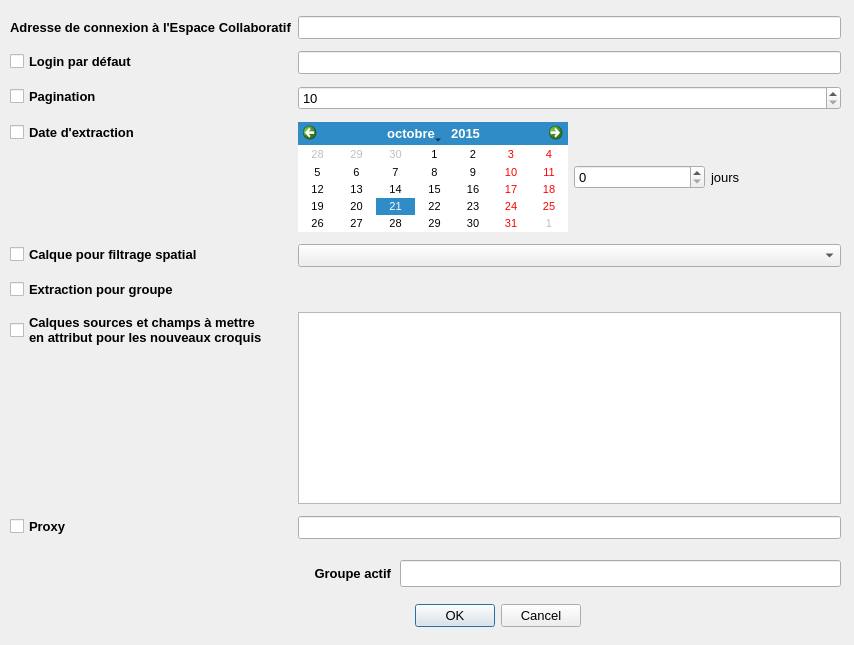
The window that FormConfigurerRipart_base.ui (IGNF/espace-collaboratif-qgis-plugin) describes before a commit, drawn with Qt 5.
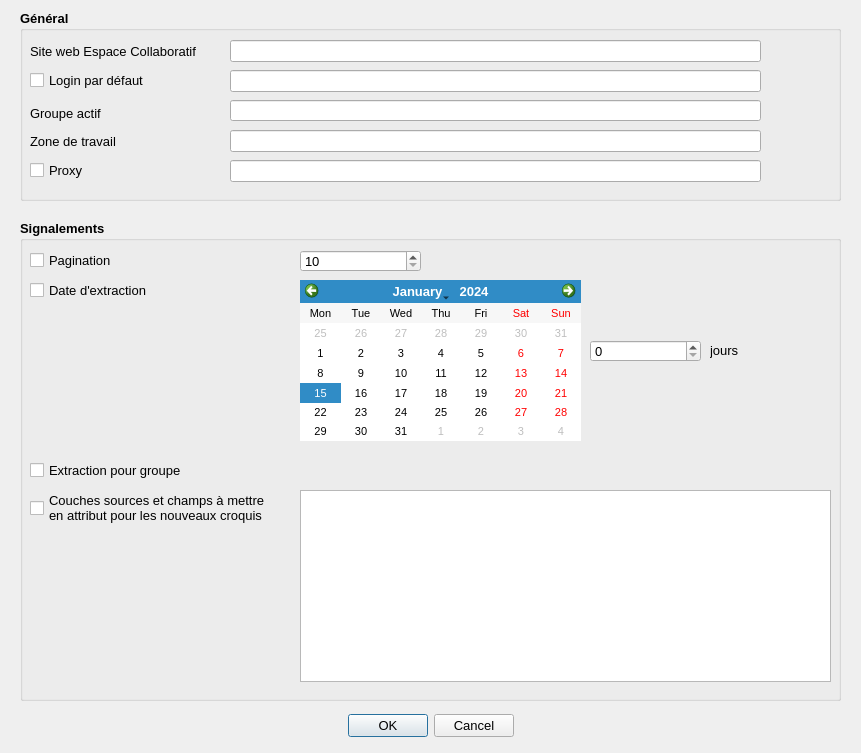
The same window after the commit. Icons and pictures are not drawn.

Commit message: Mise à jour de la boîte de configuration du plugin

Diff of the .ui file:
```diff
--- a/FormConfigurerRipart_base.ui
+++ b/FormConfigurerRipart_base.ui
@@ -6,10 +6,16 @@
    <rect>
     <x>0</x>
     <y>0</y>
-    <width>854</width>
-    <height>645</height>
+    <width>861</width>
+    <height>753</height>
    </rect>
   </property>
+  <property name="sizePolicy">
+   <sizepolicy hsizetype="Preferred" vsizetype="Preferred">
+    <horstretch>0</horstretch>
+    <verstretch>0</verstretch>
+   </sizepolicy>
+  </property>
   <property name="font">
    <font>
     <pointsize>10</pointsize>
@@ -28,9 +34,9 @@
   <widget class="QDialogButtonBox" name="buttonBox">
    <property name="geometry">
     <rect>
-     <x>380</x>
-     <y>600</y>
-     <width>201</width>
+     <x>0</x>
+     <y>710</y>
+     <width>861</width>
      <height>32</height>
     </rect>
    </property>
@@ -40,22 +46,19 @@
    <property name="standardButtons">
     <set>QDialogButtonBox::Cancel|QDialogButtonBox::Ok</set>
    </property>
+   <property name="centerButtons">
+    <bool>true</bool>
+   </property>
   </widget>
-  <widget class="QWidget" name="formLayoutWidget">
+  <widget class="QGroupBox" name="groupBox">
    <property name="geometry">
     <rect>
-     <x>10</x>
+     <x>20</x>
      <y>10</y>
-     <width>831</width>
-     <height>541</height>
+     <width>821</width>
+     <height>191</height>
     </rect>
    </property>
-   <layout class="QFormLayout" name="formLayout_2">
-    <property name="fieldGrowthPolicy">
-     <enum>QFormLayout::AllNonFixedFieldsGrow</enum>
-    </property>
-    <item row="0" column="0">
-     <widget class="QLabel" name="lblUrl">
       <property name="font">
        <font>
         <pointsize>10</pointsize>
@@ -63,13 +66,18 @@
         <bold>true</bold>
        </font>
       </property>
-      <property name="text">
-       <string>Adresse de connexion à l'Espace Collaboratif</string>
-      </property>
-     </widget>
-    </item>
-    <item row="0" column="1">
+   <property name="title">
+    <string>Général</string>
+   </property>
      <widget class="QLineEdit" name="lineEditUrl">
+    <property name="geometry">
+     <rect>
+      <x>210</x>
+      <y>30</y>
+      <width>531</width>
+      <height>22</height>
+     </rect>
+    </property>
       <property name="minimumSize">
        <size>
         <width>2</width>
@@ -79,15 +87,60 @@
       <property name="font">
        <font>
         <pointsize>10</pointsize>
+      <weight>50</weight>
+      <bold>false</bold>
        </font>
       </property>
       <property name="frame">
        <bool>true</bool>
       </property>
      </widget>
-    </item>
-    <item row="1" column="0">
+   <widget class="QLabel" name="lblUrl">
+    <property name="geometry">
+     <rect>
+      <x>10</x>
+      <y>30</y>
+      <width>191</width>
+      <height>22</height>
+     </rect>
+    </property>
+    <property name="font">
+     <font>
+      <pointsize>10</pointsize>
+      <weight>50</weight>
+      <bold>false</bold>
+     </font>
+    </property>
+    <property name="text">
+     <string>Site web Espace Collaboratif</string>
+    </property>
+   </widget>
+   <widget class="QLineEdit" name="lineEditLogin">
+    <property name="geometry">
+     <rect>
+      <x>210</x>
+      <y>60</y>
+      <width>531</width>
+      <height>22</height>
+     </rect>
+    </property>
+    <property name="font">
+     <font>
+      <pointsize>10</pointsize>
+      <weight>50</weight>
+      <bold>false</bold>
+     </font>
+    </property>
+   </widget>
      <widget class="QCheckBox" name="checkBoxLogin">
+    <property name="geometry">
+     <rect>
+      <x>10</x>
+      <y>60</y>
+      <width>130</width>
+      <height>20</height>
+     </rect>
+    </property>
       <property name="sizePolicy">
        <sizepolicy hsizetype="Maximum" vsizetype="Fixed">
         <horstretch>0</horstretch>
@@ -102,8 +155,9 @@
       </property>
       <property name="font">
        <font>
-        <weight>75</weight>
-        <bold>true</bold>
+      <pointsize>10</pointsize>
+      <weight>50</weight>
+      <bold>false</bold>
        </font>
       </property>
       <property name="layoutDirection">
@@ -116,31 +170,207 @@
        <string>Login par défaut</string>
       </property>
      </widget>
-    </item>
-    <item row="1" column="1">
-     <widget class="QLineEdit" name="lineEditLogin">
+   <widget class="QLineEdit" name="lineEditGroupeActif">
+    <property name="enabled">
+     <bool>true</bool>
+    </property>
+    <property name="geometry">
+     <rect>
+      <x>210</x>
+      <y>90</y>
+      <width>531</width>
+      <height>21</height>
+     </rect>
+    </property>
+    <property name="minimumSize">
+     <size>
+      <width>2</width>
+      <height>0</height>
+     </size>
+    </property>
       <property name="font">
        <font>
         <pointsize>10</pointsize>
-       </font>
-      </property>
-     </widget>
-    </item>
-    <item row="2" column="0">
-     <widget class="QCheckBox" name="checkBoxPagination">
+      <weight>50</weight>
+      <bold>false</bold>
+     </font>
+    </property>
+    <property name="frame">
+     <bool>true</bool>
+    </property>
+    <property name="readOnly">
+     <bool>true</bool>
+    </property>
+   </widget>
+   <widget class="QLabel" name="lblGroupeActif">
+    <property name="geometry">
+     <rect>
+      <x>10</x>
+      <y>90</y>
+      <width>121</width>
+      <height>27</height>
+     </rect>
+    </property>
       <property name="font">
        <font>
+      <pointsize>10</pointsize>
+      <weight>50</weight>
+      <bold>false</bold>
+     </font>
+    </property>
+    <property name="text">
+     <string>Groupe actif</string>
+    </property>
+   </widget>
+   <widget class="QLineEdit" name="lineEditWorkArea">
+    <property name="geometry">
+     <rect>
+      <x>210</x>
+      <y>120</y>
+      <width>531</width>
+      <height>22</height>
+     </rect>
+    </property>
+    <property name="minimumSize">
+     <size>
+      <width>2</width>
+      <height>0</height>
+     </size>
+    </property>
+    <property name="font">
+     <font>
+      <pointsize>10</pointsize>
+      <weight>50</weight>
+      <bold>false</bold>
+     </font>
+    </property>
+    <property name="frame">
+     <bool>true</bool>
+    </property>
+    <property name="readOnly">
+     <bool>true</bool>
+    </property>
+   </widget>
+   <widget class="QLabel" name="lblWorkArea">
+    <property name="geometry">
+     <rect>
+      <x>10</x>
+      <y>120</y>
+      <width>97</width>
+      <height>22</height>
+     </rect>
+    </property>
+    <property name="font">
+     <font>
+      <pointsize>10</pointsize>
+      <weight>50</weight>
+      <bold>false</bold>
+     </font>
+    </property>
+    <property name="text">
+     <string>Zone de travail</string>
+    </property>
+   </widget>
+   <widget class="QLineEdit" name="lineEditProxy">
+    <property name="geometry">
+     <rect>
+      <x>210</x>
+      <y>150</y>
+      <width>531</width>
+      <height>22</height>
+     </rect>
+    </property>
+    <property name="minimumSize">
+     <size>
+      <width>2</width>
+      <height>0</height>
+     </size>
+    </property>
+    <property name="font">
+     <font>
+      <pointsize>10</pointsize>
+      <weight>50</weight>
+      <bold>false</bold>
+     </font>
+    </property>
+    <property name="frame">
+     <bool>true</bool>
+    </property>
+   </widget>
+  </widget>
+  <widget class="QCheckBox" name="checkBoxProxy">
+   <property name="geometry">
+    <rect>
+     <x>30</x>
+     <y>160</y>
+     <width>60</width>
+     <height>20</height>
+    </rect>
+   </property>
+   <property name="sizePolicy">
+    <sizepolicy hsizetype="Maximum" vsizetype="Fixed">
+     <horstretch>0</horstretch>
+     <verstretch>0</verstretch>
+    </sizepolicy>
+   </property>
+   <property name="minimumSize">
+    <size>
+     <width>0</width>
+     <height>0</height>
+    </size>
+   </property>
+   <property name="font">
+    <font>
+     <pointsize>10</pointsize>
+     <weight>50</weight>
+     <bold>false</bold>
+    </font>
+   </property>
+   <property name="layoutDirection">
+    <enum>Qt::LeftToRight</enum>
+   </property>
+   <property name="autoFillBackground">
+    <bool>false</bool>
+   </property>
+   <property name="text">
+    <string>Proxy</string>
+   </property>
+  </widget>
+  <widget class="QGroupBox" name="groupBox_2">
+   <property name="geometry">
+    <rect>
+     <x>20</x>
+     <y>220</y>
+     <width>821</width>
+     <height>481</height>
+    </rect>
+   </property>
+   <property name="font">
+    <font>
+     <pointsize>10</pointsize>
         <weight>75</weight>
         <bold>true</bold>
        </font>
       </property>
-      <property name="text">
-       <string>Pagination</string>
-      </property>
-     </widget>
-    </item>
-    <item row="2" column="1">
+   <property name="title">
+    <string>Signalements</string>
+   </property>
      <widget class="QSpinBox" name="spinBoxPagination">
+    <property name="geometry">
+     <rect>
+      <x>280</x>
+      <y>30</y>
+      <width>121</width>
+      <height>22</height>
+     </rect>
+    </property>
+    <property name="font">
+     <font>
+      <pointsize>10</pointsize>
+      <weight>50</weight>
+      <bold>false</bold>
+     </font>
+    </property>
       <property name="minimum">
        <number>10</number>
       </property>
@@ -148,9 +378,35 @@
        <number>2147483647</number>
       </property>
      </widget>
-    </item>
-    <item row="4" column="0">
+   <widget class="QCheckBox" name="checkBoxPagination">
+    <property name="geometry">
+     <rect>
+      <x>10</x>
+      <y>30</y>
+      <width>91</width>
+      <height>20</height>
+     </rect>
+    </property>
+    <property name="font">
+     <font>
+      <pointsize>10</pointsize>
+      <weight>50</weight>
+      <bold>false</bold>
+     </font>
+    </property>
+    <property name="text">
+     <string>Pagination</string>
+    </property>
+   </widget>
      <widget class="QCheckBox" name="checkBoxDate">
+    <property name="geometry">
+     <rect>
+      <x>10</x>
+      <y>60</y>
+      <width>137</width>
+      <height>20</height>
+     </rect>
+    </property>
       <property name="sizePolicy">
        <sizepolicy hsizetype="Maximum" vsizetype="Fixed">
         <horstretch>0</horstretch>
@@ -165,8 +421,9 @@
       </property>
       <property name="font">
        <font>
-        <weight>75</weight>
-        <bold>true</bold>
+      <pointsize>10</pointsize>
+      <weight>50</weight>
+      <bold>false</bold>
        </font>
       </property>
       <property name="layoutDirection">
@@ -179,107 +436,15 @@
        <string>Date d'extraction</string>
       </property>
      </widget>
-    </item>
-    <item row="4" column="1">
-     <layout class="QHBoxLayout" name="horizontalLayout_2">
-      <item>
-       <widget class="QCalendarWidget" name="calendarWidget">
-        <property name="sizePolicy">
-         <sizepolicy hsizetype="Expanding" vsizetype="Expanding">
-          <horstretch>0</horstretch>
-          <verstretch>0</verstretch>
-         </sizepolicy>
-        </property>
-        <property name="maximumSize">
-         <size>
-          <width>270</width>
-          <height>110</height>
-         </size>
-        </property>
-        <property name="sizeIncrement">
-         <size>
-          <width>0</width>
-          <height>0</height>
-         </size>
-        </property>
-        <property name="font">
-         <font>
-          <pointsize>8</pointsize>
-         </font>
-        </property>
-        <property name="locale">
-         <locale language="French" country="France"/>
-        </property>
-        <property name="selectedDate">
-         <date>
-          <year>2015</year>
-          <month>10</month>
-          <day>21</day>
-         </date>
-        </property>
-        <property name="firstDayOfWeek">
-         <enum>Qt::Monday</enum>
-        </property>
-        <property name="gridVisible">
-         <bool>false</bool>
-        </property>
-        <property name="verticalHeaderFormat">
-         <enum>QCalendarWidget::NoVerticalHeader</enum>
-        </property>
-       </widget>
-      </item>
-      <item>
-       <widget class="QSpinBox" name="spinBox">
-        <property name="maximum">
-         <number>2147483647</number>
-        </property>
-       </widget>
-      </item>
-      <item>
-       <widget class="QLabel" name="label_2">
-        <property name="text">
-         <string>jours</string>
-        </property>
-       </widget>
-      </item>
-     </layout>
-    </item>
-    <item row="6" column="0">
-     <widget class="QCheckBox" name="checkBoxFiltre">
-      <property name="sizePolicy">
-       <sizepolicy hsizetype="Maximum" vsizetype="Fixed">
-        <horstretch>0</horstretch>
-        <verstretch>0</verstretch>
-       </sizepolicy>
-      </property>
-      <property name="minimumSize">
-       <size>
-        <width>0</width>
-        <height>0</height>
-       </size>
-      </property>
-      <property name="font">
-       <font>
-        <weight>75</weight>
-        <bold>true</bold>
-       </font>
-      </property>
-      <property name="layoutDirection">
-       <enum>Qt::LeftToRight</enum>
-      </property>
-      <property name="autoFillBackground">
-       <bool>false</bool>
-      </property>
-      <property name="text">
-       <string>Calque pour filtrage spatial</string>
-      </property>
-     </widget>
-    </item>
-    <item row="6" column="1">
-     <widget class="QComboBox" name="comboBoxFiltre"/>
-    </item>
-    <item row="7" column="0">
      <widget class="QCheckBox" name="checkBoxGroup">
+    <property name="geometry">
+     <rect>
+      <x>10</x>
+      <y>240</y>
+      <width>201</width>
+      <height>20</height>
+     </rect>
+    </property>
       <property name="sizePolicy">
        <sizepolicy hsizetype="Maximum" vsizetype="Fixed">
         <horstretch>0</horstretch>
@@ -294,8 +459,9 @@
       </property>
       <property name="font">
        <font>
-        <weight>75</weight>
-        <bold>true</bold>
+      <pointsize>10</pointsize>
+      <weight>50</weight>
+      <bold>false</bold>
        </font>
       </property>
       <property name="layoutDirection">
@@ -308,48 +474,35 @@
        <string>Extraction pour groupe</string>
       </property>
      </widget>
-    </item>
-    <item row="7" column="1">
      <widget class="QLabel" name="lblGroup">
+    <property name="geometry">
+     <rect>
+      <x>278</x>
+      <y>240</y>
+      <width>531</width>
+      <height>20</height>
+     </rect>
+    </property>
+    <property name="font">
+     <font>
+      <pointsize>10</pointsize>
+      <weight>50</weight>
+      <bold>false</bold>
+     </font>
+    </property>
       <property name="text">
        <string/>
       </property>
      </widget>
-    </item>
-    <item row="8" column="0">
-     <widget class="QCheckBox" name="checkBoxAttributs">
-      <property name="sizePolicy">
-       <sizepolicy hsizetype="Maximum" vsizetype="Fixed">
-        <horstretch>0</horstretch>
-        <verstretch>0</verstretch>
-       </sizepolicy>
-      </property>
-      <property name="minimumSize">
-       <size>
-        <width>0</width>
-        <height>0</height>
-       </size>
-      </property>
-      <property name="font">
-       <font>
-        <weight>75</weight>
-        <bold>true</bold>
-       </font>
-      </property>
-      <property name="layoutDirection">
-       <enum>Qt::LeftToRight</enum>
-      </property>
-      <property name="autoFillBackground">
-       <bool>false</bool>
-      </property>
-      <property name="text">
-       <string>Calques sources et champs à mettre 
-en attribut pour les nouveaux croquis</string>
-      </property>
-     </widget>
-    </item>
-    <item row="8" column="1">
      <widget class="QTreeWidget" name="treeWidget">
+    <property name="geometry">
+     <rect>
+      <x>280</x>
+      <y>270</y>
+      <width>531</width>
+      <height>192</height>
+     </rect>
+    </property>
       <property name="lineWidth">
        <number>100</number>
       </property>
@@ -371,27 +524,15 @@
        </property>
       </column>
      </widget>
-    </item>
-    <item row="9" column="1">
-     <widget class="QLineEdit" name="lineEditProxy">
-      <property name="minimumSize">
-       <size>
-        <width>2</width>
-        <height>0</height>
-       </size>
-      </property>
-      <property name="font">
-       <font>
-        <pointsize>10</pointsize>
-       </font>
-      </property>
-      <property name="frame">
-       <bool>true</bool>
-      </property>
-     </widget>
-    </item>
-    <item row="9" column="0">
-     <widget class="QCheckBox" name="checkBoxProxy">
+   <widget class="QCheckBox" name="checkBoxAttributs">
+    <property name="geometry">
+     <rect>
+      <x>10</x>
+      <y>270</y>
+      <width>268</width>
+      <height>36</height>
+     </rect>
+    </property>
       <property name="sizePolicy">
        <sizepolicy hsizetype="Maximum" vsizetype="Fixed">
         <horstretch>0</horstretch>
@@ -406,8 +547,9 @@
       </property>
       <property name="font">
        <font>
-        <weight>75</weight>
-        <bold>true</bold>
+      <pointsize>10</pointsize>
+      <weight>50</weight>
+      <bold>false</bold>
        </font>
       </property>
       <property name="layoutDirection">
@@ -417,61 +559,76 @@
        <bool>false</bool>
       </property>
       <property name="text">
-       <string>Proxy</string>
-      </property>
-     </widget>
-    </item>
-   </layout>
-  </widget>
-  <widget class="QLabel" name="lblGroupeActif">
+     <string>Couches sources et champs à mettre 
+en attribut pour les nouveaux croquis</string>
+    </property>
+   </widget>
+   <widget class="QCalendarWidget" name="calendarWidget">
+    <property name="geometry">
+     <rect>
+      <x>280</x>
+      <y>60</y>
+      <width>281</width>
+      <height>161</height>
+     </rect>
+    </property>
+    <property name="font">
+     <font>
+      <pointsize>8</pointsize>
+      <weight>50</weight>
+      <bold>false</bold>
+     </font>
+    </property>
+    <property name="horizontalHeaderFormat">
+     <enum>QCalendarWidget::ShortDayNames</enum>
+    </property>
+    <property name="verticalHeaderFormat">
+     <enum>QCalendarWidget::NoVerticalHeader</enum>
+    </property>
+    <property name="navigationBarVisible">
+     <bool>true</bool>
+    </property>
+   </widget>
+   <widget class="QSpinBox" name="spinBox">
    <property name="geometry">
     <rect>
-     <x>270</x>
-     <y>560</y>
-     <width>121</width>
-     <height>27</height>
+      <x>570</x>
+      <y>120</y>
+      <width>111</width>
+      <height>22</height>
     </rect>
    </property>
    <property name="font">
     <font>
      <pointsize>10</pointsize>
-     <weight>75</weight>
-     <bold>true</bold>
+      <weight>50</weight>
+      <bold>false</bold>
+     </font>
+    </property>
+    <property name="maximum">
+     <number>2147483647</number>
+    </property>
+   </widget>
+   <widget class="QLabel" name="label_2">
+    <property name="geometry">
+     <rect>
+      <x>690</x>
+      <y>110</y>
+      <width>111</width>
+      <height>41</height>
+     </rect>
+    </property>
+    <property name="font">
+     <font>
+      <pointsize>10</pointsize>
+      <weight>50</weight>
+      <bold>false</bold>
     </font>
    </property>
    <property name="text">
-    <string>Groupe actif</string>
-   </property>
-   <property name="alignment">
-    <set>Qt::AlignRight|Qt::AlignTrailing|Qt::AlignVCenter</set>
-   </property>
-  </widget>
-  <widget class="QLineEdit" name="lineEditGroupeActif">
-   <property name="geometry">
-    <rect>
-     <x>400</x>
-     <y>560</y>
-     <width>441</width>
-     <height>27</height>
-    </rect>
-   </property>
-   <property name="minimumSize">
-    <size>
-     <width>2</width>
-     <height>0</height>
-    </size>
-   </property>
-   <property name="font">
-    <font>
-     <pointsize>10</pointsize>
-    </font>
-   </property>
-   <property name="frame">
-    <bool>true</bool>
-   </property>
-   <property name="readOnly">
-    <bool>true</bool>
-   </property>
+     <string>jours</string>
+    </property>
+   </widget>
   </widget>
  </widget>
  <tabstops>
```
Left out of the diff: 15 changed lines with no effect on the pictures. Lines whose indentation alone changed are shown as unchanged. The commit also changes 2 other files.
